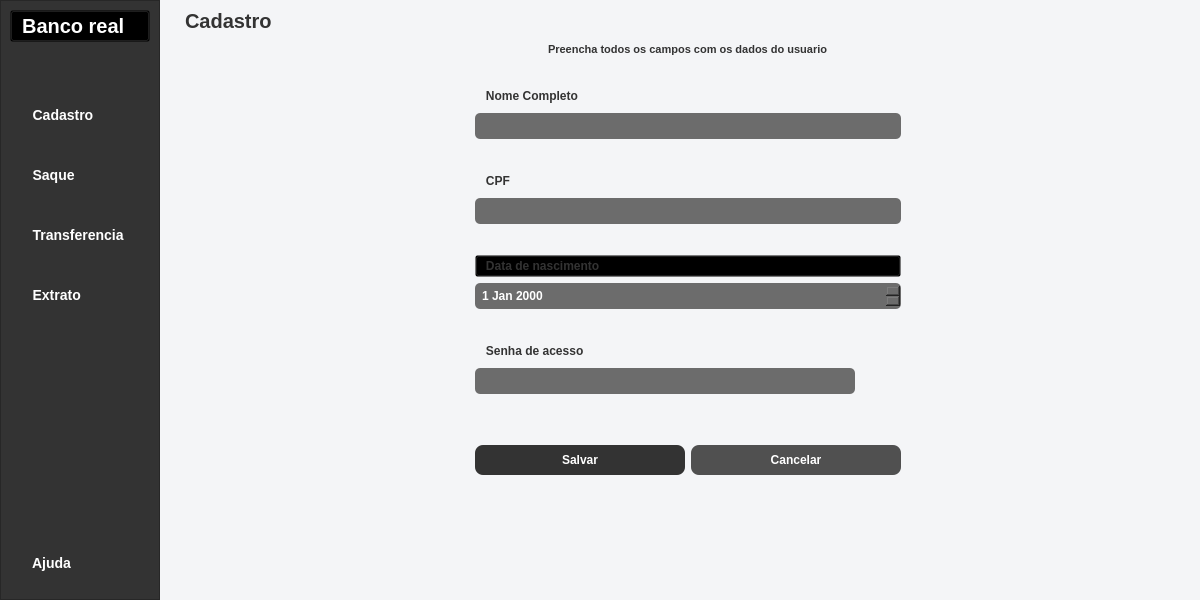
Before: the Qt Designer form Telas/home_page.ui in joaocarlos-losfe/Python-PyQt5-Banco, drawn with Qt 5.
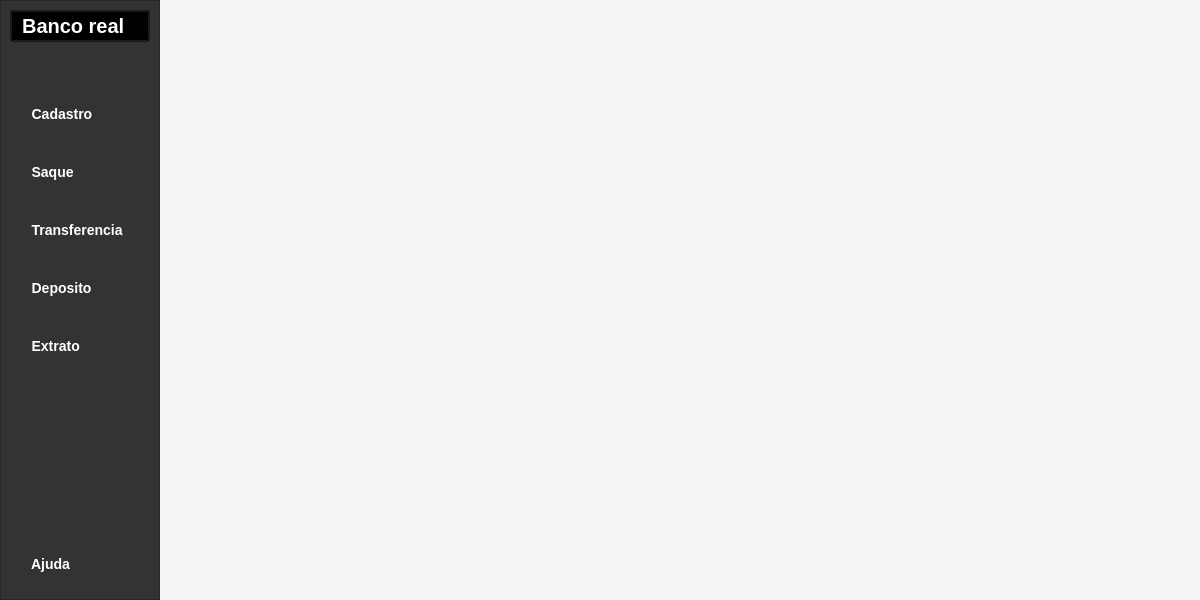
After: the same form once the commit is applied. The open tabs and pages were chosen to show the change. Icons and pictures are not drawn.

Commit message: alterado a forma de navegacao entre paginas e autenticacao. cada tela agora foi separada em um widget e arquivos proprios. a tela home page é resposavel por gerenciar todas as telas

Patch:
```diff
--- a/Telas/home_page.ui
+++ b/Telas/home_page.ui
@@ -114,7 +114,31 @@
            <item>
             <widget class="QPushButton" name="btn_goto_tela_cadastro">
              <property name="styleSheet">
-              <string notr="true">color: white; font-size: 14px; font-weight: bold; margin-top: 8px; margin-bottom: 8px; padding: 10px;text-align: left;</string>
+              <string notr="true">QPushButton
+{
+	color: white; 
+	font-size: 14px;
+	font-weight: bold; 
+	margin-top: 8px; 		
+	margin-bottom: 8px; 
+	padding: 10px;
+	text-align: left;
+	border-radius: 10px;
+	transition: all 1s ease-in;
+}
+
+QPushButton:hover
+{
+	transition: all 1s ease-out;
+	background-color: #646464;
+}
+
+QPushButton:pressed
+{
+	background-color: #434343;
+}
+
+</string>
              </property>
              <property name="text">
               <string>   Cadastro</string>
@@ -130,14 +154,37 @@
               </size>
              </property>
              <property name="flat">
-              <bool>true</bool>
+              <bool>false</bool>
              </property>
             </widget>
            </item>
            <item>
             <widget class="QPushButton" name="btn_goto_tela_saque">
              <property name="styleSheet">
-              <string notr="true">color: white; font-size: 14px; font-weight: bold; margin-top: 8px; margin-bottom: 8px; padding: 10px;text-align: left;</string>
+              <string notr="true">QPushButton
+{
+	color: white; 
+	font-size: 14px;
+	font-weight: bold; 
+	margin-top: 8px; 		
+	margin-bottom: 8px; 
+	padding: 10px;
+	text-align: left;
+	border-radius: 10px;
+}
+
+QPushButton:hover
+{
+	transition: all 1s ease-out;
+	background-color: #646464;
+}
+
+QPushButton:pressed
+{
+	background-color: #434343;
+}
+
+</string>
              </property>
              <property name="text">
               <string>   Saque</string>
@@ -160,7 +207,30 @@
            <item>
             <widget class="QPushButton" name="btn_goto_tela_transferencia">
              <property name="styleSheet">
-              <string notr="true">color: white; font-size: 14px; font-weight: bold; margin-top: 8px; margin-bottom: 8px; padding: 10px;text-align: left;</string>
+              <string notr="true">QPushButton
+{
+	color: white; 
+	font-size: 14px;
+	font-weight: bold; 
+	margin-top: 8px; 		
+	margin-bottom: 8px; 
+	padding: 10px;
+	text-align: left;
+	border-radius: 10px;
+}
+
+QPushButton:hover
+{
+	transition: all 1s ease-out;
+	background-color: #646464;
+}
+
+QPushButton:pressed
+{
+	background-color: #434343;
+}
+
+</string>
              </property>
              <property name="text">
               <string>   Transferencia</string>
@@ -180,10 +250,79 @@
              </property>
             </widget>
            </item>
+           <item>
+            <widget class="QPushButton" name="btn_goto_tela_deposito">
+             <property name="styleSheet">
+              <string notr="true">QPushButton
+{
+	color: white; 
+	font-size: 14px;
+	font-weight: bold; 
+	margin-top: 8px; 		
+	margin-bottom: 8px; 
+	padding: 10px;
+	text-align: left;
+	border-radius: 10px;
+}
+
+QPushButton:hover
+{
+	transition: all 1s ease-out;
+	background-color: #646464;
+}
+
+QPushButton:pressed
+{
+	background-color: #434343;
+}
+
+</string>
+             </property>
+             <property name="text">
+              <string>   Deposito</string>
+             </property>
+             <property name="icon">
+              <iconset>
+               <normaloff>../Assets/savings.png</normaloff>../Assets/savings.png</iconset>
+             </property>
+             <property name="iconSize">
+              <size>
+               <width>20</width>
+               <height>20</height>
+              </size>
+             </property>
+             <property name="flat">
+              <bool>true</bool>
+             </property>
+            </widget>
+           </item>
            <item>
             <widget class="QPushButton" name="btn_goto_tela_extrato">
              <property name="styleSheet">
-              <string notr="true">color: white; font-size: 14px; font-weight: bold; margin-top: 8px; margin-bottom: 8px; padding: 10px;text-align: left;</string>
+              <string notr="true">QPushButton
+{
+	color: white; 
+	font-size: 14px;
+	font-weight: bold; 
+	margin-top: 8px; 		
+	margin-bottom: 8px; 
+	padding: 10px;
+	text-align: left;
+	border-radius: 10px;
+}
+
+QPushButton:hover
+{
+	transition: all 1s ease-out;
+	background-color: #646464;
+}
+
+QPushButton:pressed
+{
+	background-color: #434343;
+}
+
+</string>
              </property>
              <property name="text">
               <string>   Extrato</string>
@@ -219,7 +358,30 @@
            <item>
             <widget class="QPushButton" name="pushButton">
              <property name="styleSheet">
-              <string notr="true">color: white; font-size: 14px; font-weight: bold; margin-top: 8px; margin-bottom: 8px; padding: 10px;text-align: left;</string>
+              <string notr="true">QPushButton
+{
+	color: white; 
+	font-size: 14px;
+	font-weight: bold; 
+	margin-top: 8px; 		
+	margin-bottom: 8px; 
+	padding: 10px;
+	text-align: left;
+	border-radius: 10px;
+}
+
+QPushButton:hover
+{
+	transition: all 1s ease-out;
+	background-color: #646464;
+}
+
+QPushButton:pressed
+{
+	background-color: #434343;
+}
+
+</string>
              </property>
              <property name="text">
               <string>   Ajuda</string>
@@ -268,393 +430,8 @@
         <property name="currentIndex">
          <number>1</number>
         </property>
-        <widget class="QWidget" name="tela_cadastro">
-         <layout class="QVBoxLayout" name="verticalLayout_5">
-          <item>
-           <widget class="QLabel" name="label">
-            <property name="styleSheet">
-             <string notr="true">font-weight: bold; font-size: 20px; color: #333333;</string>
-            </property>
-            <property name="text">
-             <string>Cadastro</string>
-            </property>
-           </widget>
-          </item>
-          <item>
-           <layout class="QHBoxLayout" name="horizontalLayout_9">
-            <item>
-             <spacer name="horizontalSpacer_4">
-              <property name="orientation">
-               <enum>Qt::Horizontal</enum>
-              </property>
-              <property name="sizeHint" stdset="0">
-               <size>
-                <width>40</width>
-                <height>20</height>
-               </size>
-              </property>
-             </spacer>
-            </item>
-            <item>
-             <layout class="QVBoxLayout" name="verticalLayout_4">
-              <item>
-               <layout class="QHBoxLayout" name="horizontalLayout_25">
-                <item>
-                 <spacer name="horizontalSpacer_18">
-                  <property name="orientation">
-                   <enum>Qt::Horizontal</enum>
-                  </property>
-                  <property name="sizeHint" stdset="0">
-                   <size>
-                    <width>40</width>
-                    <height>20</height>
-                   </size>
-                  </property>
-                 </spacer>
-                </item>
-                <item>
-                 <widget class="QLabel" name="label_8">
-                  <property name="styleSheet">
-                   <string notr="true">font-weight: bold; font-size: 11px; color: #333333;</string>
-                  </property>
-                  <property name="text">
-                   <string>Preencha todos os campos com os dados do usuario</string>
-                  </property>
-                 </widget>
-                </item>
-                <item>
-                 <spacer name="horizontalSpacer_19">
-                  <property name="orientation">
-                   <enum>Qt::Horizontal</enum>
-                  </property>
-                  <property name="sizeHint" stdset="0">
-                   <size>
-                    <width>40</width>
-                    <height>20</height>
-                   </size>
-                  </property>
-                 </spacer>
-                </item>
-               </layout>
-              </item>
-              <item>
-               <spacer name="verticalSpacer_20">
-                <property name="orientation">
-                 <enum>Qt::Vertical</enum>
-                </property>
-                <property name="sizeType">
-                 <enum>QSizePolicy::Maximum</enum>
-                </property>
-                <property name="sizeHint" stdset="0">
-                 <size>
-                  <width>20</width>
-                  <height>20</height>
-                 </size>
-                </property>
-               </spacer>
-              </item>
-              <item>
-               <widget class="QPushButton" name="pushButton_5">
-                <property name="styleSheet">
-                 <string notr="true">background-color: transparent; color: #333333;font-size: 12px; font-weight: bold; text-align: left;</string>
-                </property>
-                <property name="text">
-                 <string>   Nome Completo</string>
-                </property>
-                <property name="icon">
-                 <iconset>
-                  <normaloff>../Assets/user.png</normaloff>../Assets/user.png</iconset>
-                </property>
-                <property name="iconSize">
-                 <size>
-                  <width>20</width>
-                  <height>20</height>
-                 </size>
-                </property>
-                <property name="flat">
-                 <bool>true</bool>
-                </property>
-               </widget>
-              </item>
-              <item>
-               <widget class="QLineEdit" name="le_cad_nome_completo_2">
-                <property name="minimumSize">
-                 <size>
-                  <width>380</width>
-                  <height>0</height>
-                 </size>
-                </property>
-                <property name="styleSheet">
-                 <string notr="true">background-color: #6C6C6C; color: white; padding: 5px; corner-radius: 10px; font-size: 12px; font-weight: bold; border-radius: 5px;</string>
-                </property>
-                <property name="maxLength">
-                 <number>50</number>
-                </property>
-               </widget>
-              </item>
-              <item>
-               <spacer name="verticalSpacer_8">
-                <property name="orientation">
-                 <enum>Qt::Vertical</enum>
-                </property>
-                <property name="sizeType">
-                 <enum>QSizePolicy::Maximum</enum>
-                </property>
-                <property name="sizeHint" stdset="0">
-                 <size>
-                  <width>20</width>
-                  <height>25</height>
-                 </size>
-                </property>
-               </spacer>
-              </item>
-              <item>
-               <widget class="QPushButton" name="pushButton_6">
-                <property name="styleSheet">
-                 <string notr="true">background-color: transparent; color: #333333;font-size: 12px; font-weight: bold; text-align: left;</string>
-                </property>
-                <property name="text">
-                 <string>   CPF</string>
-                </property>
-                <property name="icon">
-                 <iconset>
-                  <normaloff>../Assets/personal-card.png</normaloff>../Assets/personal-card.png</iconset>
-                </property>
-                <property name="iconSize">
-                 <size>
-                  <width>20</width>
-                  <height>20</height>
-                 </size>
-                </property>
-                <property name="flat">
-                 <bool>true</bool>
-                </property>
-               </widget>
-              </item>
-              <item>
-               <widget class="QLineEdit" name="le_cad_cpf_2">
-                <property name="minimumSize">
-                 <size>
-                  <width>380</width>
-                  <height>0</height>
-                 </size>
-                </property>
-                <property name="styleSheet">
-                 <string notr="true">background-color: #6C6C6C; color: white; padding: 5px; corner-radius: 10px; font-size: 12px; font-weight: bold; border-radius: 5px;</string>
-                </property>
-                <property name="inputMethodHints">
-                 <set>Qt::ImhPreferNumbers</set>
-                </property>
-                <property name="maxLength">
-                 <number>14</number>
-                </property>
-               </widget>
-              </item>
-              <item>
-               <spacer name="verticalSpacer_3">
-                <property name="orientation">
-                 <enum>Qt::Vertical</enum>
-                </property>
-                <property name="sizeType">
-                 <enum>QSizePolicy::Maximum</enum>
-                </property>
-                <property name="sizeHint" stdset="0">
-                 <size>
-                  <width>20</width>
-                  <height>25</height>
-                 </size>
-                </property>
-               </spacer>
-              </item>
-              <item>
-               <widget class="QPushButton" name="pushButton_8">
-                <property name="styleSheet">
-                 <string notr="true">background-color: transparent; color: #333333;font-size: 12px; font-weight: bold; text-align: left;</string>
-                </property>
-                <property name="text">
-                 <string>   Data de nascimento</string>
-                </property>
-                <property name="icon">
-                 <iconset>
-                  <normaloff>../Assets/calendar.png</normaloff>../Assets/calendar.png</iconset>
-                </property>
-                <property name="iconSize">
-                 <size>
-                  <width>20</width>
-                  <height>20</height>
-                 </size>
-                </property>
-               </widget>
-              </item>
-              <item>
-               <widget class="QDateEdit" name="le_cad_nascimento_2">
-                <property name="minimumSize">
-                 <size>
-                  <width>380</width>
-                  <height>0</height>
-                 </size>
-                </property>
-                <property name="styleSheet">
-                 <string notr="true">background-color: #6C6C6C; color: white; padding: 5px; corner-radius: 10px; font-size: 12px; font-weight: bold; border-radius: 5px;</string>
-                </property>
-               </widget>
-              </item>
-              <item>
-               <spacer name="verticalSpacer_9">
-                <property name="orientation">
-                 <enum>Qt::Vertical</enum>
-                </property>
-                <property name="sizeType">
-                 <enum>QSizePolicy::Maximum</enum>
-                </property>
-                <property name="sizeHint" stdset="0">
-                 <size>
-                  <width>20</width>
-                  <height>25</height>
-                 </size>
-                </property>
-               </spacer>
-              </item>
-              <item>
-               <widget class="QPushButton" name="pushButton_9">
-                <property name="styleSheet">
-                 <string notr="true">background-color: transparent; color: #333333;font-size: 12px; font-weight: bold; text-align: left;</string>
-                </property>
-                <property name="text">
-                 <string>   Senha de acesso</string>
-                </property>
-                <property name="icon">
-                 <iconset>
-                  <normaloff>../Assets/key.png</normaloff>../Assets/key.png</iconset>
-                </property>
-                <property name="iconSize">
-                 <size>
-                  <width>20</width>
-                  <height>20</height>
-                 </size>
-                </property>
-                <property name="flat">
-                 <bool>true</bool>
-                </property>
-               </widget>
-              </item>
-              <item>
-               <layout class="QHBoxLayout" name="horizontalLayout_11">
-                <item>
-                 <widget class="QLineEdit" name="le_cad_senha_2">
-                  <property name="minimumSize">
-                   <size>
-                    <width>380</width>
-                    <height>0</height>
-                   </size>
-                  </property>
-                  <property name="styleSheet">
-                   <string notr="true">background-color: #6C6C6C; color: white; padding: 5px; corner-radius: 10px; font-size: 12px; font-weight: bold; border-radius: 5px;</string>
-                  </property>
-                  <property name="maxLength">
-                   <number>16</number>
-                  </property>
-                  <property name="echoMode">
-                   <enum>QLineEdit::Password</enum>
-                  </property>
-                 </widget>
-                </item>
-                <item>
-                 <widget class="QPushButton" name="btn_cad_exibir_senha_2">
-                  <property name="toolTip">
-                   <string>mostrar ou ocultar senha</string>
-                  </property>
-                  <property name="text">
-                   <string/>
-                  </property>
-                  <property name="icon">
-                   <iconset>
-                    <normaloff>../Assets/show-password.png</normaloff>../Assets/show-password.png</iconset>
-                  </property>
-                  <property name="iconSize">
-                   <size>
-                    <width>18</width>
-                    <height>18</height>
-                   </size>
-                  </property>
-                  <property name="flat">
-                   <bool>true</bool>
-                  </property>
-                 </widget>
-                </item>
-               </layout>
-              </item>
-              <item>
-               <spacer name="verticalSpacer_10">
-                <property name="orientation">
-                 <enum>Qt::Vertical</enum>
-                </property>
-                <property name="sizeType">
-                 <enum>QSizePolicy::Maximum</enum>
-                </property>
-                <property name="sizeHint" stdset="0">
-                 <size>
-                  <width>20</width>
-                  <height>45</height>
-                 </size>
-                </property>
-               </spacer>
-              </item>
-              <item>
-               <layout class="QHBoxLayout" name="horizontalLayout_12">
-                <item>
-                 <widget class="QPushButton" name="btn_cad_salvar_2">
-                  <property name="styleSheet">
-                   <string notr="true">background-color: #333333; color: white; padding: 8px; font-weight: bold; font-size: 12px; border-radius: 8px</string>
-                  </property>
-                  <property name="text">
-                   <string>Salvar</string>
-                  </property>
-                 </widget>
-                </item>
-                <item>
-                 <widget class="QPushButton" name="btn_cad_cancelar_2">
-                  <property name="styleSheet">
-                   <string notr="true">background-color: #505050;; color: white; padding: 8px; font-weight: bold; font-size: 12px; border-radius: 8px</string>
-                  </property>
-                  <property name="text">
-                   <string>Cancelar</string>
-                  </property>
-                 </widget>
-                </item>
-               </layout>
-              </item>
-             </layout>
-            </item>
-            <item>
-             <spacer name="horizontalSpacer_5">
-              <property name="orientation">
-               <enum>Qt::Horizontal</enum>
-              </property>
-              <property name="sizeHint" stdset="0">
-               <size>
-                <width>40</width>
-                <height>20</height>
-               </size>
-              </property>
-             </spacer>
-            </item>
-           </layout>
-          </item>
-          <item>
-           <spacer name="verticalSpacer_12">
-            <property name="orientation">
-             <enum>Qt::Vertical</enum>
-            </property>
-            <property name="sizeHint" stdset="0">
-             <size>
-              <width>20</width>
-              <height>60</height>
-             </size>
-            </property>
-           </spacer>
-          </item>
-         </layout>
+        <widget class="QWidget" name="widget_tela_cadastro">
+         <layout class="QVBoxLayout" name="verticalLayout_5"/>
         </widget>
         <widget class="QWidget" name="tela_saque">
          <layout class="QVBoxLayout" name="verticalLayout_7">
@@ -899,343 +676,14 @@
           </item>
          </layout>
         </widget>
-        <widget class="QWidget" name="tela_transferencia">
-         <layout class="QVBoxLayout" name="verticalLayout_11">
-          <item>
-           <layout class="QVBoxLayout" name="verticalLayout_10">
-            <item>
-             <widget class="QLabel" name="label_3">
-              <property name="styleSheet">
-               <string notr="true">font-weight: bold; font-size: 20px; color: #333333;</string>
-              </property>
-              <property name="text">
-               <string>Transferencia</string>
-              </property>
-             </widget>
-            </item>
-            <item>
-             <layout class="QHBoxLayout" name="horizontalLayout_10">
-              <item>
-               <spacer name="horizontalSpacer_8">
-                <property name="orientation">
-                 <enum>Qt::Horizontal</enum>
-                </property>
-                <property name="sizeHint" stdset="0">
-                 <size>
-                  <width>40</width>
-                  <height>20</height>
-                 </size>
-                </property>
-               </spacer>
-              </item>
-              <item>
-               <layout class="QVBoxLayout" name="verticalLayout_14">
-                <item>
-                 <layout class="QHBoxLayout" name="horizontalLayout_20">
-                  <item>
-                   <spacer name="horizontalSpacer_10">
-                    <property name="orientation">
-                     <enum>Qt::Horizontal</enum>
-                    </property>
-                    <property name="sizeHint" stdset="0">
-                     <size>
-                      <width>40</width>
-                      <height>20</height>
-                     </size>
-                    </property>
-                   </spacer>
-                  </item>
-                  <item>
-                   <widget class="QLabel" name="label_5">
-                    <property name="styleSheet">
-                     <string notr="true">font-weight: bold; font-size: 14px; color: #333333;</string>
-                    </property>
-                    <property name="text">
-                     <string>Usuario: fulano de tal</string>
-                    </property>
-                   </widget>
-                  </item>
-                  <item>
-                   <spacer name="horizontalSpacer_11">
-                    <property name="orientation">
-                     <enum>Qt::Horizontal</enum>
-                    </property>
-                    <property name="sizeHint" stdset="0">
-                     <size>
-                      <width>40</width>
-                      <height>20</height>
-                     </size>
-                    </property>
-                   </spacer>
-                  </item>
-                 </layout>
-                </item>
-                <item>
-                 <layout class="QHBoxLayout" name="horizontalLayout_24">
-                  <item>
-                   <spacer name="horizontalSpacer_16">
-                    <property name="orientation">
-                     <enum>Qt::Horizontal</enum>
-                    </property>
-                    <property name="sizeType">
-                     <enum>QSizePolicy::Maximum</enum>
-                    </property>
-                    <property name="sizeHint" stdset="0">
-                     <size>
-                      <width>5</width>
-                      <height>20</height>
-                     </size>
-                    </property>
-                   </spacer>
-                  </item>
-                  <item>
-                   <widget class="QLabel" name="label_4">
-                    <property name="styleSheet">
-                     <string notr="true">font-weight: bold; font-size: 11px; color: #333333;</string>
-                    </property>
-                    <property name="text">
-                     <string>Defina os dados da conta de destino para realizar a transferencia</string>
-                    </property>
-                   </widget>
-                  </item>
-                  <item>
-                   <spacer name="horizontalSpacer_17">
-                    <property name="orientation">
-                     <enum>Qt::Horizontal</enum>
-                    </property>
-                    <property name="sizeType">
-                     <enum>QSizePolicy::Maximum</enum>
-                    </property>
-                    <property name="sizeHint" stdset="0">
-                     <size>
-                      <width>5</width>
-                      <height>20</height>
-                     </size>
-                    </property>
-                   </spacer>
-                  </item>
-                 </layout>
-                </item>
-                <item>
-                 <spacer name="verticalSpacer_19">
-                  <property name="orientation">
-                   <enum>Qt::Vertical</enum>
-                  </property>
-                  <property name="sizeType">
-                   <enum>QSizePolicy::Maximum</enum>
-                  </property>
-                  <property name="sizeHint" stdset="0">
-                   <size>
-                    <width>20</width>
-                    <height>20</height>
-                   </size>
-                  </property>
-                 </spacer>
-                </item>
-                <item>
-                 <widget class="QPushButton" name="pushButton_13">
-                  <property name="styleSheet">
-                   <string notr="true">background-color: transparent; color: #333333;font-size: 12px; font-weight: bold; text-align: left;</string>
-                  </property>
-                  <property name="text">
-                   <string>   Conta</string>
-                  </property>
-                  <property name="icon">
-                   <iconset>
-                    <normaloff>../Assets/bank-account.png</normaloff>../Assets/bank-account.png</iconset>
-                  </property>
-                  <property name="iconSize">
-                   <size>
-                    <width>20</width>
-                    <height>20</height>
-                   </size>
-                  </property>
-                 </widget>
-                </item>
-                <item>
-                 <widget class="QLineEdit" name="lineEdit_2">
-                  <property name="minimumSize">
-                   <size>
-                    <width>380</width>
-                    <height>0</height>
-                   </size>
-                  </property>
-                  <property name="styleSheet">
-                   <string notr="true">background-color: #6C6C6C; color: white; padding: 5px; corner-radius: 10px; font-size: 12px; font-weight: bold; border-radius: 5px;</string>
-                  </property>
-                 </widget>
-                </item>
-                <item>
-                 <spacer name="verticalSpacer_13">
-                  <property name="orientation">
-                   <enum>Qt::Vertical</enum>
-                  </property>
-                  <property name="sizeType">
-                   <enum>QSizePolicy::Maximum</enum>
-                  </property>
-                  <property name="sizeHint" stdset="0">
-                   <size>
-                    <width>20</width>
-                    <height>25</height>
-                   </size>
-                  </property>
-                 </spacer>
-                </item>
-                <item>
-                 <widget class="QPushButton" name="pushButton_14">
-                  <property name="styleSheet">
-                   <string notr="true">background-color: transparent; color: #333333;font-size: 12px; font-weight: bold; text-align: left;</string>
-                  </property>
-                  <property name="text">
-                   <string>   Agencia</string>
-                  </property>
-                  <property name="icon">
-                   <iconset>
-                    <normaloff>../Assets/company.png</normaloff>../Assets/company.png</iconset>
-                  </property>
-                  <property name="iconSize">
-                   <size>
-                    <width>20</width>
-                    <height>20</height>
-                   </size>
-                  </property>
-                 </widget>
-                </item>
-                <item>
-                 <widget class="QLineEdit" name="lineEdit_3">
-                  <property name="minimumSize">
-                   <size>
-                    <width>380</width>
-                    <height>0</height>
-                   </size>
-                  </property>
-                  <property name="styleSheet">
-                   <string notr="true">background-color: #6C6C6C; color: white; padding: 5px; corner-radius: 10px; font-size: 12px; font-weight: bold; border-radius: 5px;</string>
-                  </property>
-                 </widget>
-                </item>
-                <item>
-                 <spacer name="verticalSpacer_17">
-                  <property name="orientation">
-                   <enum>Qt::Vertical</enum>
-                  </property>
-                  <property name="sizeType">
-                   <enum>QSizePolicy::Maximum</enum>
-                  </property>
-                  <property name="sizeHint" stdset="0">
-                   <size>
-                    <width>20</width>
-                    <height>25</height>
-                   </size>
-                  </property>
-                 </spacer>
-                </item>
-                <item>
-                 <widget class="QPushButton" name="pushButton_15">
-                  <property name="styleSheet">
-                   <string notr="true">background-color: transparent; color: #333333;font-size: 12px; font-weight: bold; text-align: left;</string>
-                  </property>
-                  <property name="text">
-                   <string>   Valor de transferencia</string>
-                  </property>
-                  <property name="icon">
-                   <iconset>
-                    <normaloff>../Assets/dollar.png</normaloff>../Assets/dollar.png</iconset>
-                  </property>
-                  <property name="iconSize">
-                   <size>
-                    <width>20</width>
-                    <height>20</height>
-                   </size>
-                  </property>
-                 </widget>
-                </item>
-                <item>
-                 <widget class="QLineEdit" name="lineEdit_4">
-                  <property name="minimumSize">
-                   <size>
-                    <width>380</width>
-                    <height>0</height>
-                   </size>
-                  </property>
-                  <property name="styleSheet">
-                   <string notr="true">background-color: #6C6C6C; color: white; padding: 5px; corner-radius: 10px; font-size: 12px; font-weight: bold; border-radius: 5px;</string>
-                  </property>
-                 </widget>
-                </item>
-                <item>
-                 <spacer name="verticalSpacer_16">
-                  <property name="orientation">
-                   <enum>Qt::Vertical</enum>
-                  </property>
-                  <property name="sizeType">
-                   <enum>QSizePolicy::Maximum</enum>
-                  </property>
-                  <property name="sizeHint" stdset="0">
-                   <size>
-                    <width>20</width>
-                    <height>45</height>
-                   </size>
-                  </property>
-                 </spacer>
-                </item>
-                <item>
-                 <layout class="QHBoxLayout" name="horizontalLayout_13">
-                  <item>
-                   <widget class="QPushButton" name="pushButton_17">
-                    <property name="styleSheet">
-                     <string notr="true">background-color: #333333; color: white; padding: 8px; font-weight: bold; font-size: 12px; border-radius: 8px</string>
-                    </property>
-                    <property name="text">
-                     <string>Transferir</string>
-                    </property>
-                   </widget>
-                  </item>
-                  <item>
-                   <widget class="QPushButton" name="pushButton_16">
-                    <property name="styleSheet">
-                     <string notr="true">background-color: #505050;; color: white; padding: 8px; font-weight: bold; font-size: 12px; border-radius: 8px</string>
-                    </property>
-                    <property name="text">
-                     <string>Limpar valores</string>
-                    </property>
-                   </widget>
-                  </item>
-                 </layout>
-                </item>
-               </layout>
-              </item>
-              <item>
-               <spacer name="horizontalSpacer_9">
-                <property name="orientation">
-                 <enum>Qt::Horizontal</enum>
-                </property>
-                <property name="sizeHint" stdset="0">
-                 <size>
-                  <width>40</width>
-                  <height>20</height>
-                 </size>
-                </property>
-               </spacer>
-              </item>
-             </layout>
-            </item>
-            <item>
-             <spacer name="verticalSpacer_15">
-              <property name="orientation">
-               <enum>Qt::Vertical</enum>
-              </property>
-              <property name="sizeHint" stdset="0">
-               <size>
-                <width>20</width>
-                <height>40</height>
-               </size>
-              </property>
-             </spacer>
-            </item>
-           </layout>
-          </item>
-         </layout>
+        <widget class="QWidget" name="widget_tela_transferencia">
+         <layout class="QVBoxLayout" name="verticalLayout_11"/>
+        </widget>
+        <widget class="QWidget" name="widget_tela_deposito">
+         <layout class="QVBoxLayout" name="verticalLayout_4"/>
+        </widget>
+        <widget class="QWidget" name="widget_tela_extrato">
+         <layout class="QVBoxLayout" name="verticalLayout_6"/>
         </widget>
        </widget>
       </item>
```
Left out of the diff: 250 changed lines with no effect on the pictures. The commit also changes 6 other files.
